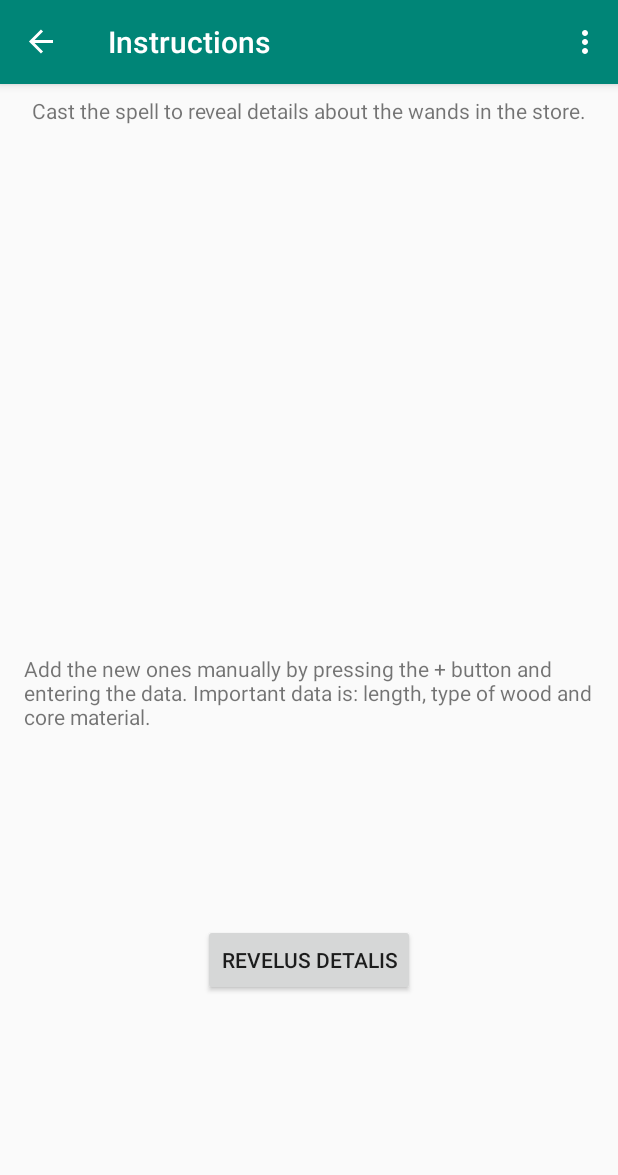
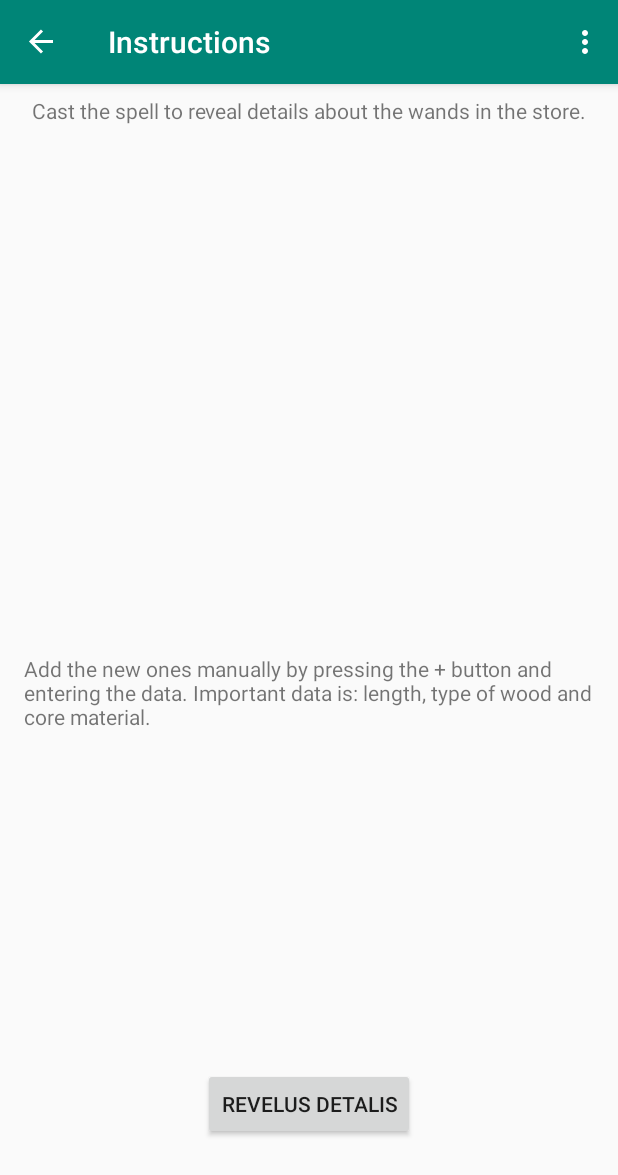
Before and after one commit to udacity/nd940-android-kotlin-course1-starter, an Android app: the InstructionsFragment screen opened through its navigation route, on a phone screen of 412 x 824 dp. Shown: the top 1175 px of the screen. Run offline under Robolectric (Android 15) with nearby library versions, the phone set to English and light mode, and no system bars; our stand-ins replace Timber, data binding, navigation-ui.

Commit message:
Add comments to justify the use of ConstraintLayout or LinearLayout

```diff
--- a/starter/app/src/main/res/layout/fragment_instructions.xml
+++ b/starter/app/src/main/res/layout/fragment_instructions.xml
@@ -3,6 +3,8 @@
 <layout xmlns:android="http://schemas.android.com/apk/res/android"
     xmlns:app="http://schemas.android.com/apk/res-auto"
     xmlns:tools="http://schemas.android.com/tools">
+    <!--Using Constraint layout to set position of button in relation to the bottom of the screen.
+    It is easier to align with the button of the previous page. It improves user experience. -->
 <androidx.constraintlayout.widget.ConstraintLayout
     android:layout_width="match_parent"
     android:layout_height="match_parent"
@@ -37,11 +39,11 @@
         android:id="@+id/startButton"
         android:layout_width="wrap_content"
         android:layout_height="wrap_content"
+        android:layout_marginBottom="32dp"
         android:text="@string/revelus"
         app:layout_constraintBottom_toBottomOf="parent"
         app:layout_constraintEnd_toEndOf="parent"
-        app:layout_constraintStart_toStartOf="parent"
-        app:layout_constraintTop_toBottomOf="@+id/instructionsText" />
+        app:layout_constraintStart_toStartOf="parent" />
 
 </androidx.constraintlayout.widget.ConstraintLayout>
 </layout>
--- a/starter/app/src/main/res/layout/fragment_login.xml
+++ b/starter/app/src/main/res/layout/fragment_login.xml
@@ -7,6 +7,8 @@
             name="loginViewModel"
             type="com.udacity.wandstore.ui.login.LoginViewModel" />
     </data>
+    <!--Using Constraint layout to align buttons and text fields centered vertically, with specific
+    margin to borders of screen. Also, views are positioned in relation to each other. -->
 <androidx.constraintlayout.widget.ConstraintLayout
     android:id="@+id/container"
     android:layout_width="match_parent"
--- a/starter/app/src/main/res/layout/fragment_wand_detail.xml
+++ b/starter/app/src/main/res/layout/fragment_wand_detail.xml
@@ -11,7 +11,9 @@
             name="wandListViewModel"
             type="com.udacity.wandstore.models.WandListViewModel"/>
     </data>
-
+    <!--Using Constraint layout to align buttons and text fields centered vertically, with specific
+    margin to borders of screen. Also, views are positioned in relation to each other, as an example
+    each EditText has a TextView as a baseline.-->
 <androidx.constraintlayout.widget.ConstraintLayout
     android:id="@+id/frameLayout"
     android:layout_width="match_parent"
--- a/starter/app/src/main/res/layout/fragment_wand_list.xml
+++ b/starter/app/src/main/res/layout/fragment_wand_list.xml
@@ -7,6 +7,9 @@
         name="wandListViewModel"
         type="com.udacity.wandstore.models.WandListViewModel"/>
 </data>
+
+    <!--Using Constraint layout to align FloatingButton in the right-bottom corner of screen.
+    Also, ScrollView has a top margin to avoid being hidden by the app bar.-->
 <androidx.constraintlayout.widget.ConstraintLayout
     android:layout_width="match_parent"
     android:layout_height="match_parent"
@@ -19,6 +22,7 @@
         android:layout_marginTop="32dp"
         app:layout_constraintTop_toTopOf="parent">
 
+        <!--Using LinearLayout because items in list will be simply vertically stacked. -->
         <LinearLayout
             android:id="@+id/listLayout"
             android:layout_width="match_parent"
--- a/starter/app/src/main/res/layout/fragment_wand_list_item.xml
+++ b/starter/app/src/main/res/layout/fragment_wand_list_item.xml
@@ -7,7 +7,7 @@
             name="wand"
             type="com.udacity.wandstore.models.Wand" />
     </data>
-
+    <!--Using Constraint layout because views are positioned in relation to each other. -->
     <androidx.constraintlayout.widget.ConstraintLayout
         android:layout_width="match_parent"
         android:layout_height="match_parent">
--- a/starter/app/src/main/res/layout/fragment_welcome.xml
+++ b/starter/app/src/main/res/layout/fragment_welcome.xml
@@ -3,6 +3,8 @@
 <layout xmlns:android="http://schemas.android.com/apk/res/android"
     xmlns:app="http://schemas.android.com/apk/res-auto"
     xmlns:tools="http://schemas.android.com/tools">
+    <!--Using Constraint layout to set position of button in relation to the bottom of the screen.
+        It is easier to align with the button of the next page and to improve user experience.-->
 <androidx.constraintlayout.widget.ConstraintLayout
     android:layout_width="match_parent"
     android:layout_height="match_parent"
@@ -37,6 +39,7 @@
         android:id="@+id/ready_button"
         android:layout_width="wrap_content"
         android:layout_height="wrap_content"
+        android:layout_marginBottom="32dp"
         android:text="@string/ready"
         app:layout_constraintBottom_toBottomOf="parent"
         app:layout_constraintEnd_toEndOf="parent"
```
